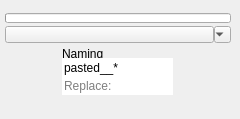
First picture: the form in ui/scene.ui, repository m3trik/Scripts_portable, before the edit.
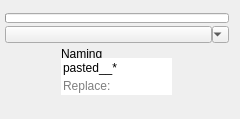
Second picture: the form after the edit. Custom widgets are drawn as their Qt base class.

What changed in the file:
```diff
--- a/ui/scene.ui
+++ b/ui/scene.ui
@@ -55,13 +55,13 @@
       <widget class="QPushButton_Draggable" name="pin">
        <property name="minimumSize">
         <size>
-         <width>19</width>
+         <width>207</width>
          <height>17</height>
         </size>
        </property>
        <property name="maximumSize">
         <size>
-         <width>999</width>
+         <width>207</width>
          <height>17</height>
         </size>
        </property>
```
